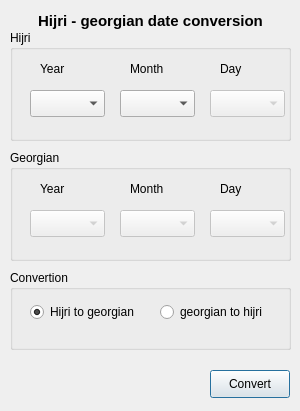
Above: Qsalat/ui/hijri.ui from sdizdarevic/qsalat before the change. Below: the same form after it.
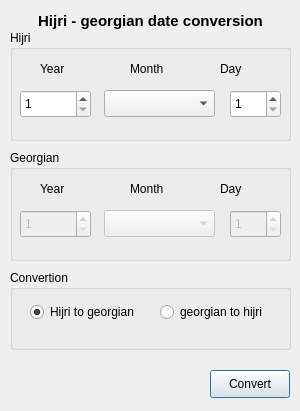
That is the form after the change.

Patch:
```diff
--- a/Qsalat/ui/hijri.ui
+++ b/Qsalat/ui/hijri.ui
@@ -75,41 +75,34 @@
      <string>Year</string>
     </property>
    </widget>
-   <widget class="QComboBox" name="hyearBox" >
-    <property name="geometry" >
-     <rect>
-      <x>20</x>
-      <y>60</y>
-      <width>75</width>
-      <height>27</height>
-     </rect>
-    </property>
-   </widget>
    <widget class="QComboBox" name="hmonthBox" >
     <property name="enabled" >
      <bool>true</bool>
     </property>
     <property name="geometry" >
      <rect>
-      <x>110</x>
+      <x>94</x>
       <y>60</y>
-      <width>75</width>
+      <width>111</width>
       <height>27</height>
      </rect>
     </property>
    </widget>
-   <widget class="QComboBox" name="hdayBox" >
-    <property name="enabled" >
-     <bool>false</bool>
-    </property>
+   <widget class="QSpinBox" name="hyearBox" >
     <property name="geometry" >
      <rect>
-      <x>200</x>
+      <x>10</x>
       <y>60</y>
-      <width>75</width>
-      <height>27</height>
+      <width>71</width>
+      <height>28</height>
      </rect>
     </property>
+    <property name="minimum" >
+     <number>1</number>
+    </property>
+    <property name="maximum" >
+     <number>3000</number>
+    </property>
    </widget>
   </widget>
   <widget class="QGroupBox" name="groupBox_2" >
@@ -124,28 +117,15 @@
    <property name="title" >
     <string>Georgian</string>
    </property>
-   <widget class="QComboBox" name="jdayBox" >
-    <property name="enabled" >
-     <bool>false</bool>
-    </property>
-    <property name="geometry" >
-     <rect>
-      <x>200</x>
-      <y>60</y>
-      <width>75</width>
-      <height>27</height>
-     </rect>
-    </property>
-   </widget>
    <widget class="QComboBox" name="jmonthBox" >
     <property name="enabled" >
      <bool>false</bool>
     </property>
     <property name="geometry" >
      <rect>
-      <x>110</x>
+      <x>94</x>
       <y>60</y>
-      <width>75</width>
+      <width>111</width>
       <height>27</height>
      </rect>
     </property>
@@ -163,19 +143,6 @@
      <string>Year</string>
     </property>
    </widget>
-   <widget class="QComboBox" name="jyearBox" >
-    <property name="enabled" >
-     <bool>false</bool>
-    </property>
-    <property name="geometry" >
-     <rect>
-      <x>20</x>
-      <y>60</y>
-      <width>75</width>
-      <height>27</height>
-     </rect>
-    </property>
-   </widget>
    <widget class="QLabel" name="label_5" >
     <property name="geometry" >
      <rect>
@@ -202,6 +169,25 @@
      <string>Day</string>
     </property>
    </widget>
+   <widget class="QSpinBox" name="jyearBox" >
+    <property name="enabled" >
+     <bool>false</bool>
+    </property>
+    <property name="geometry" >
+     <rect>
+      <x>10</x>
+      <y>60</y>
+      <width>71</width>
+      <height>28</height>
+     </rect>
+    </property>
+    <property name="minimum" >
+     <number>1</number>
+    </property>
+    <property name="maximum" >
+     <number>3000</number>
+    </property>
+   </widget>
   </widget>
   <widget class="QPushButton" name="convertButton" >
    <property name="geometry" >
@@ -284,6 +270,41 @@
     <set>Qt::AlignCenter</set>
    </property>
   </widget>
+  <widget class="QSpinBox" name="hdayBox" >
+   <property name="geometry" >
+    <rect>
+     <x>230</x>
+     <y>90</y>
+     <width>51</width>
+     <height>28</height>
+    </rect>
+   </property>
+   <property name="minimum" >
+    <number>1</number>
+   </property>
+   <property name="maximum" >
+    <number>30</number>
+   </property>
+  </widget>
+  <widget class="QSpinBox" name="jdayBox" >
+   <property name="enabled" >
+    <bool>false</bool>
+   </property>
+   <property name="geometry" >
+    <rect>
+     <x>230</x>
+     <y>210</y>
+     <width>51</width>
+     <height>28</height>
+    </rect>
+   </property>
+   <property name="minimum" >
+    <number>1</number>
+   </property>
+   <property name="maximum" >
+    <number>31</number>
+   </property>
+  </widget>
  </widget>
  <resources/>
  <connections/>
```
Left out of the diff: 4 changed lines with no effect on the pictures.
